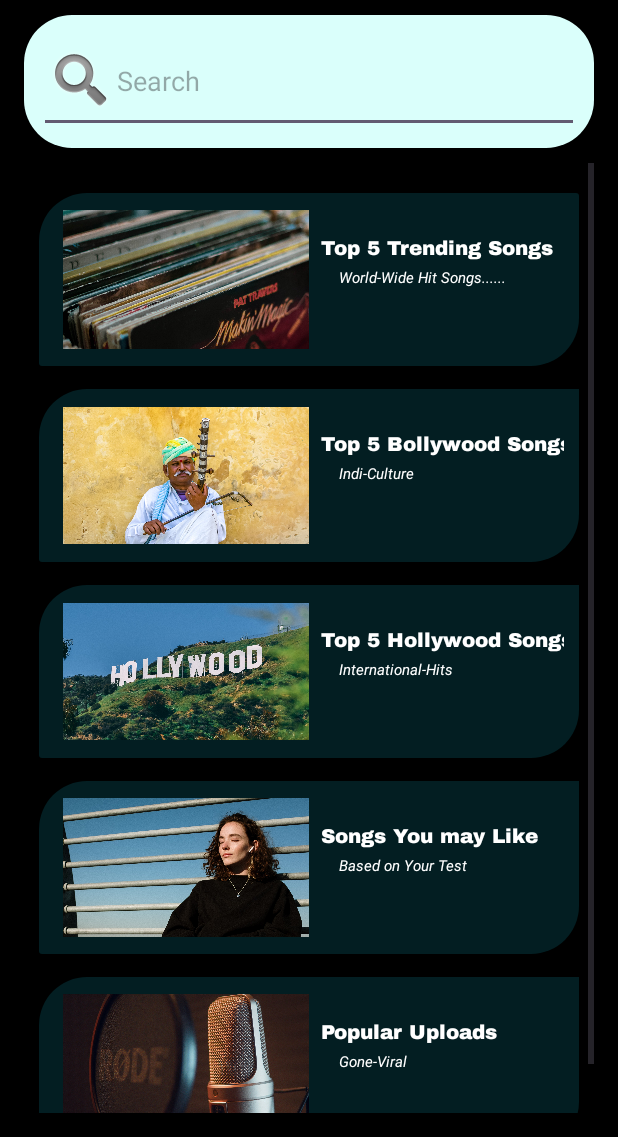
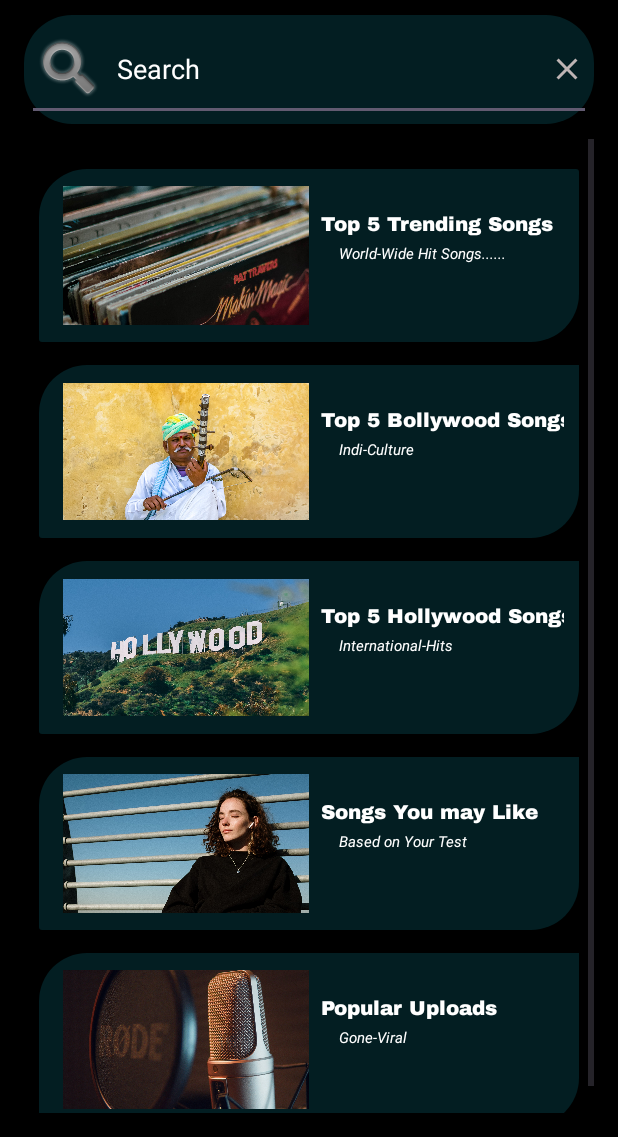
Before and after one commit to karthikpohane/SaltNPepper, an Android app: the search_pg screen opened directly, with no data from a screen before it, on a phone screen of 412 x 824 dp, the part 99-1236 px from its top. Run offline under Robolectric (Android 15) with nearby library versions, the phone set to English and light mode, and no system bars.

```diff
--- /dev/null
+++ b/app/src/main/res/drawable/call_split_24.xml
@@ -0,0 +1,5 @@
+<vector android:autoMirrored="true" android:height="98dp"
+    android:tint="#000000" android:viewportHeight="24"
+    android:viewportWidth="24" android:width="98dp" xmlns:android="http://schemas.android.com/apk/res/android">
+    <path android:fillColor="@android:color/white" android:pathData="M14,4l2.29,2.29 -2.88,2.88 1.42,1.42 2.88,-2.88L20,10L20,4zM10,4L4,4v6l2.29,-2.29 4.71,4.7L11,20h2v-8.41l-5.29,-5.3z"/>
+</vector>
--- /dev/null
+++ b/app/src/main/res/drawable/ic_clear_search.xml
@@ -0,0 +1,9 @@
+<vector xmlns:android="http://schemas.android.com/apk/res/android"
+    android:width="24dp"
+    android:height="24dp"
+    android:viewportWidth="24.0"
+    android:viewportHeight="24.0">
+    <path
+        android:fillColor="#BEB4B4"
+        android:pathData="M19,6.41L17.59,5 12,10.59 6.41,5 5,6.41 10.59,12 5,17.59 6.41,19 12,13.41 17.59,19 19,17.59 13.41,12z" />
+</vector>
--- /dev/null
+++ b/app/src/main/res/drawable/mic_24.xml
@@ -0,0 +1,5 @@
+<vector android:height="42dp" android:tint="#000000"
+    android:viewportHeight="24" android:viewportWidth="24"
+    android:width="42dp" xmlns:android="http://schemas.android.com/apk/res/android">
+    <path android:fillColor="@android:color/white" android:pathData="M12,14c1.66,0 2.99,-1.34 2.99,-3L15,5c0,-1.66 -1.34,-3 -3,-3S9,3.34 9,5v6c0,1.66 1.34,3 3,3zM17.3,11c0,3 -2.54,5.1 -5.3,5.1S6.7,14 6.7,11L5,11c0,3.41 2.72,6.23 6,6.72L11,21h2v-3.28c3.28,-0.48 6,-3.3 6,-6.72h-1.7z"/>
+</vector>
--- a/app/src/main/res/layout/activity_search_pg.xml
+++ b/app/src/main/res/layout/activity_search_pg.xml
@@ -34,17 +34,24 @@
         android:layout_marginTop="10dp"
         android:layout_width="match_parent"
         android:layout_height="wrap_content"
-        android:background="@drawable/rounded"
-        android:padding="10dp">
+        android:background="@drawable/rounded_bg_switch"
+        android:padding="2dp"
+        android:elevation="10dp">
 
         <AutoCompleteTextView
             android:id="@+id/searchAutoCompleteTextView"
             android:layout_width="match_parent"
             android:layout_height="wrap_content"
+            android:layout_gravity="center_vertical"
+            android:drawableLeft="@android:drawable/ic_search_category_default"
+            android:drawableStart="@android:drawable/ic_search_category_default"
+            android:drawablePadding="8dp"
+            android:drawableEnd="@drawable/ic_clear_search"
             android:hint="Search"
             android:inputType="text"
             android:maxLines="1"
-            android:drawableLeft="@android:drawable/ic_search_category_default" />
+            android:textColor="@color/white"
+            android:textColorHint="@color/white"/>
 
     </RelativeLayout>
 
```
Also changed, not shown: app/src/main/java/com/example/salt/likedSongs_pg.java (+22 -19 lines), app/src/main/java/com/example/salt/search_pg.java (+18 -0 lines), app/src/main/res/layout/activity_liked_songs_pg.xml (+10 -10 lines), app/src/main/res/layout/recycle_view_row.xml (+6 -10 lines).
